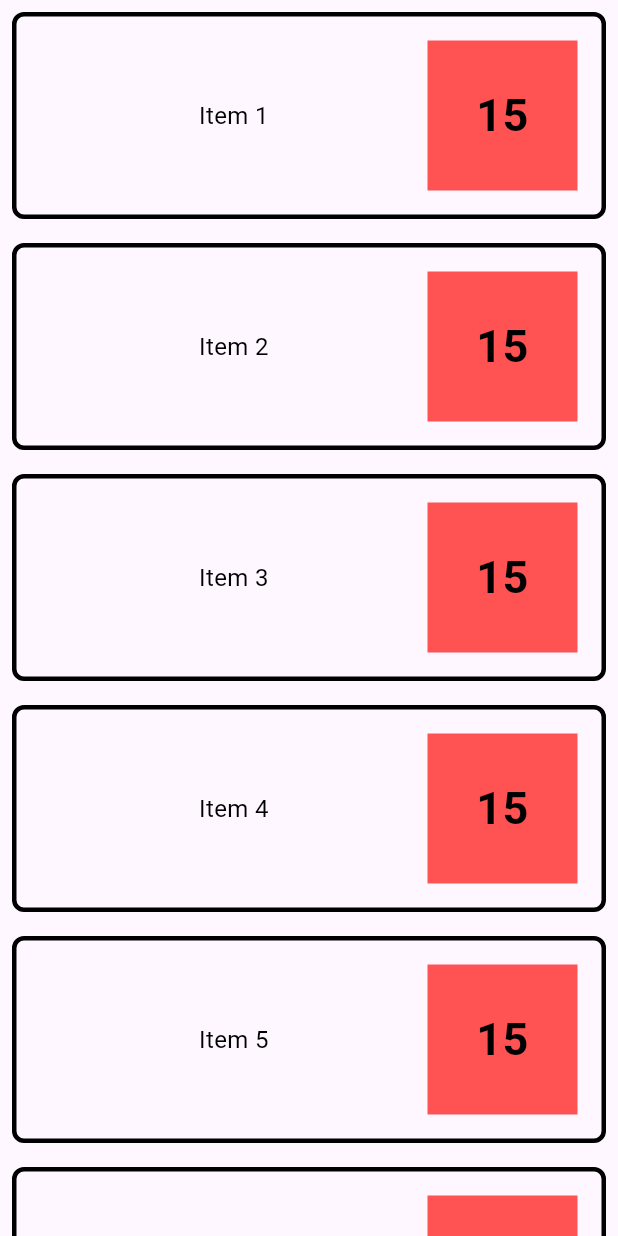
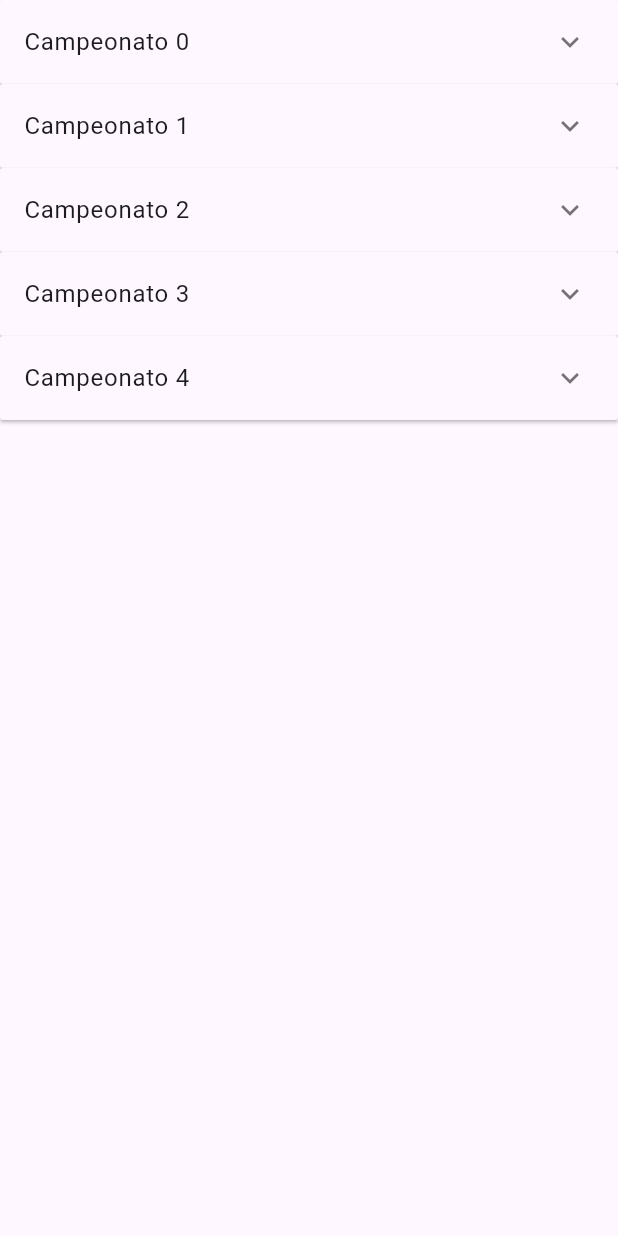
Before and after one commit to MarceloGusmao/champions_organizer, a Flutter app: the RankingScreen screen opened directly, on a phone screen of 412 x 824 dp. Run offline on Flutter 3.47's test engine with Material 3 defaults, Android fonts, the phone set to English and light mode, and no system bars; our stand-ins replace font_awesome_flutter, google_fonts, parse_server_sdk_flutter.

Commit message:
Merge com match e ajuste tela de ranking

```diff
--- a/lib/routes/app_routes.dart
+++ b/lib/routes/app_routes.dart
@@ -3,28 +3,23 @@ import '../views/app/initialScreen.dart';
 import '../views/register/register_screen.dart'; // Importe esta linha para usar MaterialPageRoute
 import "../views/app/pages/home.dart";
 import '../views/login/login_screen.dart';
-import "../views/app/pages/match.dart";
 
 class AppRoutes {
   static const String initial = '/';
   static const String login = '/login';
   static const String register = '/register';
   static const String home = '/home';
-  static const String homepage = '/homePage';
-  static const String match = '/match';
 
   static Route<dynamic>? generateRoute(RouteSettings settings) {
     switch (settings.name) {
       case initial:
-        return MaterialPageRoute(builder: (_) => const HomeScreen());
+        return MaterialPageRoute(builder: (_) => const Initialscreen());
       case login:
         return MaterialPageRoute(builder: (_) => const LoginScreen());
       case register:
         return MaterialPageRoute(builder: (_) => RegisterScreen());
       case home:
         return MaterialPageRoute(builder: (_) => const HomeScreen());
-      case match:
-        return MaterialPageRoute(builder: (_) => const Match());
       default:
         return null;
     }
--- a/lib/views/app/pages/ranking.dart
+++ b/lib/views/app/pages/ranking.dart
@@ -5,41 +5,58 @@ class RankingScreen extends StatelessWidget {
 
   @override
   Widget build(BuildContext context) {
-    return Scaffold(
+    return const Scaffold(
       body: Center(
-        child: CardRanking(numberOfItems: 10), // Passe o número de itens aqui
+        child: ExpandableListPage(),
       ),
     );
   }
 }
 
-class CardRanking extends StatelessWidget {
-  final int numberOfItems;
+class ExpandableListPage extends StatefulWidget {
+  const ExpandableListPage({super.key});
 
-  CardRanking({required this.numberOfItems});
+  @override
+  CardRanking createState() => CardRanking();
+}
+
+class CardRanking extends State<ExpandableListPage> {
+  late List<Item> _data;
+
+  @override
+  void initState() {
+    super.initState();
+    _data = generateItems(5);
+  }
 
   @override
   Widget build(BuildContext context) {
     return ListView.builder(
-      itemCount: numberOfItems,
+      itemCount: _data.length,
       itemBuilder: (context, index) {
-        return Container(
-          margin: EdgeInsets.all(8.0),
-          padding: EdgeInsets.all(16.0),
-          decoration: BoxDecoration(
-            color: Colors.blueAccent[50],
-            borderRadius: BorderRadius.circular(8.0),
-            border: Border.all(
-              color: Colors.black, // Cor da borda
-              width: 3.0, // Largura da borda
-            ),
-          ),
-          child: Row(
-            children: <Widget>[
+        return ExpansionPanelList(
+          elevation: 1,
+          expandedHeaderPadding: const EdgeInsets.all(0),
+          expansionCallback: (int panelIndex, bool isExpanded) {
+            setState(() {
+              _data[index].isExpanded = !_data[index].isExpanded;
+            });
+          },
+          children: [
+            ExpansionPanel(
+              headerBuilder: (BuildContext context, bool isExpanded) {
+                return ListTile(
+                  title: Text(_data[index].headerValue),
+                );
+              },
+              body: Column(
+                children:
+                    _data[index].expandedValue.map<Widget>((String value) {
+                  return Row(children: <Widget>[
                     Expanded(
                       child: Text(
                         'Item ${index + 1}',
-                  style: TextStyle(
+                        style: const TextStyle(
                           color: Colors.black,
                           fontSize: 16.0,
                         ),
@@ -50,22 +67,47 @@ class CardRanking extends StatelessWidget {
                         width: 100,
                         height: 100,
                         color: Colors.redAccent,
-                child: Center(
+                        child: const Center(
                           child: Text(
                             '15',
                             style: TextStyle(
                               color: Colors.black,
-                      fontSize: 30.0, // Define o tamanho grande do texto aqui
+                              fontSize:
+                                  30.0, // Define o tamanho grande do texto aqui
                               fontWeight: FontWeight.bold,
                             ),
                             textAlign: TextAlign.center,
                           ),
+                        ))
+                  ]);
+                }).toList(),
               ),
+              isExpanded: _data[index].isExpanded,
             ),
           ],
-          ),
         );
       },
     );
   }
 }
+
+class Item {
+  Item({
+    required this.headerValue,
+    required this.expandedValue,
+    this.isExpanded = false,
+  });
+
+  String headerValue;
+  List<String> expandedValue;
+  bool isExpanded;
+}
+
+List<Item> generateItems(int numberOfItems) {
+  return List<Item>.generate(numberOfItems, (int index) {
+    return Item(
+      headerValue: 'Campeonato $index',
+      expandedValue: List<String>.generate(5, (int index) => 'Item $index'),
+    );
+  });
+}
--- a/pubspec.yaml
+++ b/pubspec.yaml
@@ -23,3 +23,6 @@ dev_dependencies:
 
 flutter:
   uses-material-design: true
+
+  assets:
+    - assets/images/
```
Also changed, not shown: lib/views/app/pages/home.dart (+17 -3 lines), lib/views/app/pages/match.dart (+71 -41 lines), lib/views/app/pages/pareamento.dart (+4 -3 lines), lib/views/home/main.dart (deleted, +0 -104 lines), assets/images/background_app.jpg (added), assets/images/versus.png (renamed from lib/assets/versus.png), 1 other file. Lines whose indentation alone changed are shown as unchanged.
